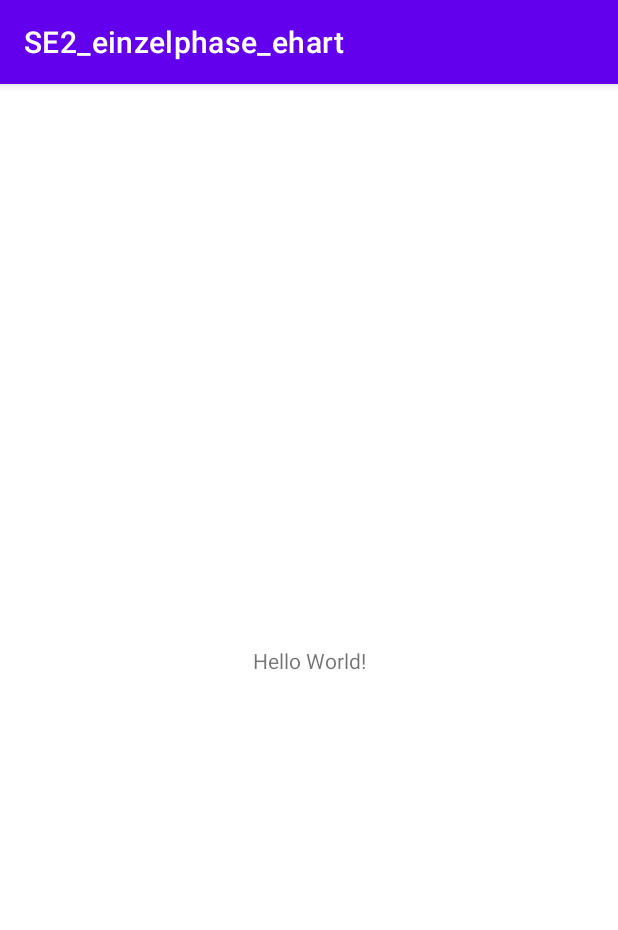
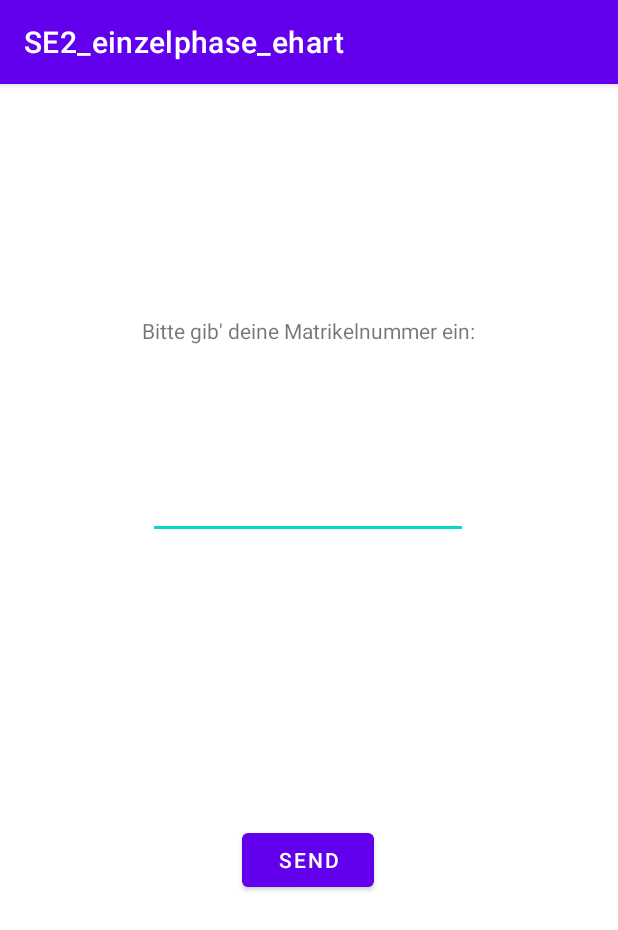
Before and after one commit to aleesie/SE2Einzelphase, an Android app: the screen it shows after launch (MainActivity), on a phone screen of 412 x 824 dp. Shown: the top 930 px of the screen. Run offline under Robolectric (Android 15) with nearby library versions, the phone set to English and light mode, and no system bars.

Commit message:
initial GUI building for task 2.1

```diff
--- a/app/src/main/res/layout/activity_main.xml
+++ b/app/src/main/res/layout/activity_main.xml
@@ -7,12 +7,50 @@
     tools:context=".MainActivity">
 
     <TextView
+        android:id="@+id/srvroutput_txt"
         android:layout_width="wrap_content"
         android:layout_height="wrap_content"
-        android:text="Hello World!"
+        android:text=" "
         app:layout_constraintBottom_toBottomOf="parent"
         app:layout_constraintLeft_toLeftOf="parent"
         app:layout_constraintRight_toRightOf="parent"
         app:layout_constraintTop_toTopOf="parent" />
 
+    <EditText
+        android:id="@+id/input_txt"
+        android:layout_width="wrap_content"
+        android:layout_height="wrap_content"
+        android:ems="10"
+        android:inputType="number"
+        app:layout_constraintBottom_toBottomOf="parent"
+        app:layout_constraintEnd_toEndOf="parent"
+        app:layout_constraintHorizontal_bias="0.497"
+        app:layout_constraintStart_toStartOf="parent"
+        app:layout_constraintTop_toTopOf="parent"
+        app:layout_constraintVertical_bias="0.357" />
+
+    <TextView
+        android:id="@+id/textView"
+        android:layout_width="wrap_content"
+        android:layout_height="wrap_content"
+        android:text="Bitte gib' deine Matrikelnummer ein:"
+        app:layout_constraintBottom_toBottomOf="parent"
+        app:layout_constraintEnd_toEndOf="parent"
+        app:layout_constraintHorizontal_bias="0.498"
+        app:layout_constraintStart_toStartOf="parent"
+        app:layout_constraintTop_toTopOf="parent"
+        app:layout_constraintVertical_bias="0.207" />
+
+    <Button
+        android:id="@+id/btn_send"
+        android:layout_width="wrap_content"
+        android:layout_height="wrap_content"
+        android:text="Send"
+        app:layout_constraintBottom_toBottomOf="parent"
+        app:layout_constraintEnd_toEndOf="parent"
+        app:layout_constraintHorizontal_bias="0.498"
+        app:layout_constraintStart_toStartOf="parent"
+        app:layout_constraintTop_toTopOf="parent"
+        app:layout_constraintVertical_bias="0.685" />
+
 </androidx.constraintlayout.widget.ConstraintLayout>
```
